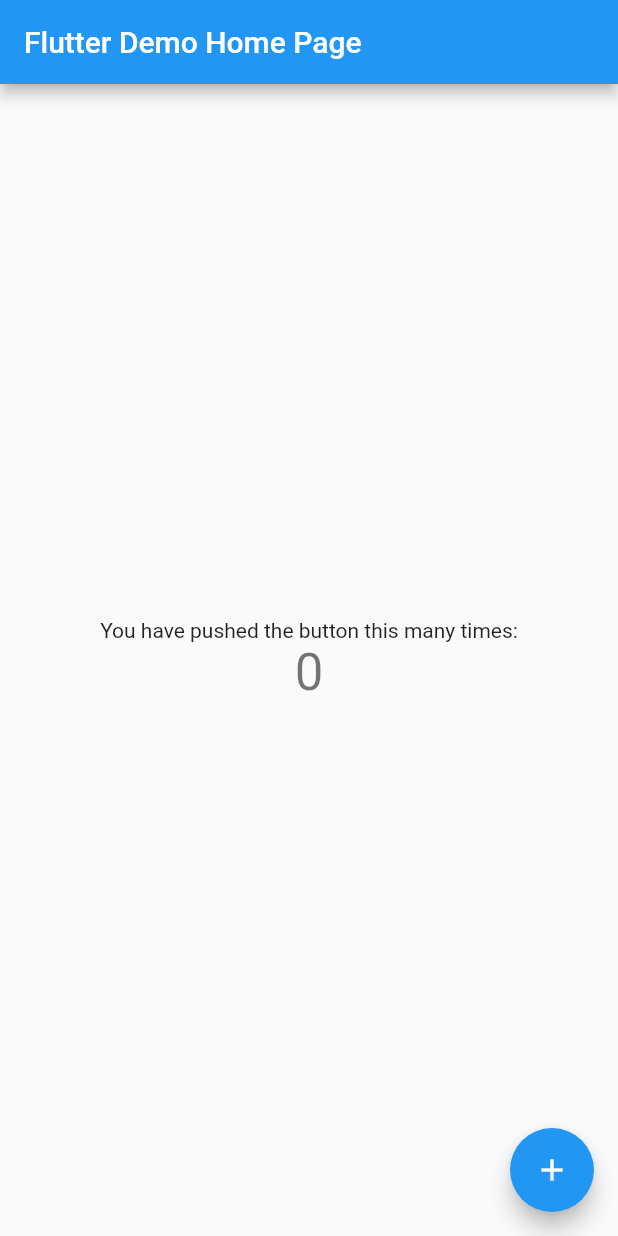
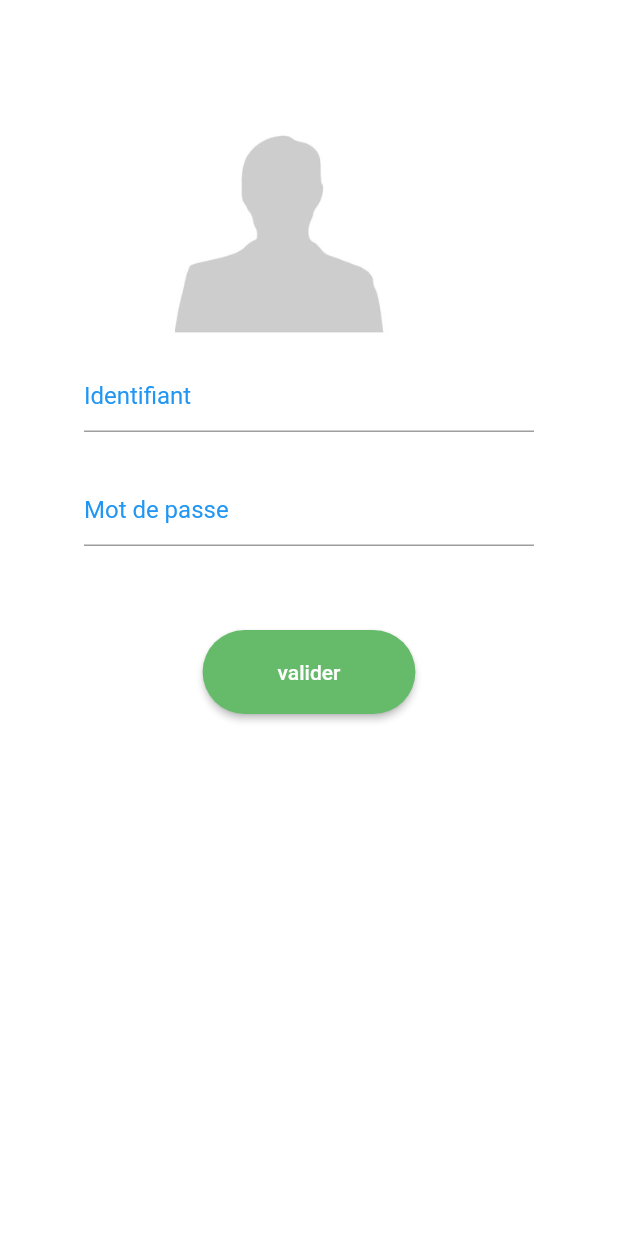
Before and after one commit to cheikhdiouf/testProjet, a Flutter app: the screen it shows after launch, on a phone screen of 412 x 824 dp. Run offline on Flutter 3.47's test engine with Material 2 defaults, Android fonts, the phone set to English and light mode, and no system bars.

Commit message:
creation de la page de connexion

```diff
--- a/lib/main.dart
+++ b/lib/main.dart
@@ -1,4 +1,8 @@
 import 'package:flutter/material.dart';
+import 'package:projet/ui/adress.dart';
+import 'package:projet/ui/connexion.dart';
+import 'package:projet/ui/qrcode.dart';
+
 
 void main() {
   runApp(MyApp());
@@ -11,104 +15,18 @@
     return MaterialApp(
       title: 'Flutter Demo',
       theme: ThemeData(
-        // This is the theme of your application.
-        //
-        // Try running your application with "flutter run". You'll see the
-        // application has a blue toolbar. Then, without quitting the app, try
-        // changing the primarySwatch below to Colors.green and then invoke
-        // "hot reload" (press "r" in the console where you ran "flutter run",
-        // or simply save your changes to "hot reload" in a Flutter IDE).
-        // Notice that the counter didn't reset back to zero; the application
-        // is not restarted.
+
         primarySwatch: Colors.blue,
       ),
       debugShowCheckedModeBanner: false,
-      home: MyHomePage(title: 'Flutter Demo Home Page'),
+      home:Login(),
+
+
+      routes: <String, WidgetBuilder>{
+        '/qrcode': (BuildContext context) => Qrcode(),
+        '/adresse': (BuildContext context) => Adresse(),
+
+      },
     );
   }
 }
-
-class MyHomePage extends StatefulWidget {
-  MyHomePage({Key? key, required this.title}) : super(key: key);
-
-  // This widget is the home page of your application. It is stateful, meaning
-  // that it has a State object (defined below) that contains fields that affect
-  // how it looks.
-
-  // This class is the configuration for the state. It holds the values (in this
-  // case the title) provided by the parent (in this case the App widget) and
-  // used by the build method of the State. Fields in a Widget subclass are
-  // always marked "final".
-
-  final String title;
-
-  @override
-  _MyHomePageState createState() => _MyHomePageState();
-}
-
-class _MyHomePageState extends State<MyHomePage> {
-  int _counter = 0;
-
-  void _incrementCounter() {
-    setState(() {
-      // This call to setState tells the Flutter framework that something has
-      // changed in this State, which causes it to rerun the build method below
-      // so that the display can reflect the updated values. If we changed
-      // _counter without calling setState(), then the build method would not be
-      // called again, and so nothing would appear to happen.
-      _counter++;
-    });
-  }
-
-  @override
-  Widget build(BuildContext context) {
-    // This method is rerun every time setState is called, for instance as done
-    // by the _incrementCounter method above.
-    //
-    // The Flutter framework has been optimized to make rerunning build methods
-    // fast, so that you can just rebuild anything that needs updating rather
-    // than having to individually change instances of widgets.
-    return Scaffold(
-      appBar: AppBar(
-        // Here we take the value from the MyHomePage object that was created by
-        // the App.build method, and use it to set our appbar title.
-        title: Text(widget.title),
-      ),
-      body: Center(
-        // Center is a layout widget. It takes a single child and positions it
-        // in the middle of the parent.
-        child: Column(
-          // Column is also a layout widget. It takes a list of children and
-          // arranges them vertically. By default, it sizes itself to fit its
-          // children horizontally, and tries to be as tall as its parent.
-          //
-          // Invoke "debug painting" (press "p" in the console, choose the
-          // "Toggle Debug Paint" action from the Flutter Inspector in Android
-          // Studio, or the "Toggle Debug Paint" command in Visual Studio Code)
-          // to see the wireframe for each widget.
-          //
-          // Column has various properties to control how it sizes itself and
-          // how it positions its children. Here we use mainAxisAlignment to
-          // center the children vertically; the main axis here is the vertical
-          // axis because Columns are vertical (the cross axis would be
-          // horizontal).
-          mainAxisAlignment: MainAxisAlignment.center,
-          children: <Widget>[
-            Text(
-              'You have pushed the button this many times:',
-            ),
-            Text(
-              '$_counter',
-              style: Theme.of(context).textTheme.headline4,
-            ),
-          ],
-        ),
-      ),
-      floatingActionButton: FloatingActionButton(
-        onPressed: _incrementCounter,
-        tooltip: 'Increment',
-        child: Icon(Icons.add),
-      ), // This trailing comma makes auto-formatting nicer for build methods.
-    );
-  }
-}
--- /dev/null
+++ b/lib/ui/connexion.dart
@@ -0,0 +1,108 @@
+import 'package:flutter/material.dart';
+
+class Login extends StatefulWidget {
+  const Login({Key? key}) : super(key: key);
+
+  @override
+  State<Login> createState() => _LoginState();
+}
+
+class _LoginState extends State<Login> {
+  @override
+  Widget build(BuildContext context) {
+    return Scaffold(
+      resizeToAvoidBottomInset: false,
+      backgroundColor: Colors.white,
+      appBar: AppBar(
+
+        elevation: 0,
+        brightness: Brightness.light,
+        backgroundColor: Colors.white,
+
+      ),
+      body: Column
+      (
+
+        mainAxisSize: MainAxisSize.max,
+        children: [
+          Column(
+            children: [
+              Row(
+                // mainAxisSize: MainAxisSize.max,
+                children: [
+                  Container(
+                    alignment: AlignmentDirectional.center,
+                    margin: EdgeInsets.fromLTRB(105, 20, 50, 0),
+                    height: 160,
+                    width: 160,
+                    child: new Image.asset('assets/images/c982b0a21ed2f3c540da81565e2f7121f921e3c5.png'),
+                  )
+                ],
+              ),
+              Padding(
+                padding: EdgeInsets.symmetric(horizontal: 40),
+                child: Column(
+                  children: [
+                    ListTile(
+                      title: TextField(
+                        decoration: InputDecoration(
+                          hintText: "Identifiant",
+                          hintStyle: TextStyle(
+                            color: Colors.blue, // <-- Change this
+                            fontWeight: FontWeight.w400,
+                            fontStyle: FontStyle.normal,
+                          ),
+                        ),
+                      ),
+                    ),
+                    SizedBox(
+                      height: 20,
+                    ),
+                    ListTile(
+                      title: TextField(
+                        decoration: InputDecoration(
+                          hintText: "Mot de passe",
+                          hintStyle: TextStyle(
+                            color: Colors.blue, // <-- Change this
+                            fontWeight: FontWeight.w400,
+                            fontStyle: FontStyle.normal,
+
+                          ),
+                        ),
+                      ),
+                    ),
+                  ],
+                ),
+              ),
+              SizedBox(
+                height: 40,
+              ),
+              SizedBox(
+                height: 12,
+              ),
+              ElevatedButton(
+                child: Text("valider"),
+                 onPressed: () {
+                      //Navigator.pushNamed(context, '/changePasswd');
+                      Navigator.of(context).pushNamed('/qrcode');
+                    },
+                style: ElevatedButton.styleFrom(
+                  padding:
+                      const EdgeInsets.symmetric(horizontal: 50, vertical: 20),
+                  primary: Colors.green[400],
+                  onPrimary: Colors.white,
+                  shape: RoundedRectangleBorder(
+                    borderRadius: BorderRadius.circular(32.0),
+                  ),
+                ),
+              )
+            ],
+          ),
+        ],
+      ),
+
+
+
+    );
+  }
+}
--- a/pubspec.yaml
+++ b/pubspec.yaml
@@ -45,7 +45,9 @@
   uses-material-design: true
 
   # To add assets to your application, add an assets section, like this:
-  # assets:
+  assets:
+      - assets/images/c982b0a21ed2f3c540da81565e2f7121f921e3c5.png
+      - assets/images/80f276c903995b9c63decfcccb01ba22e198b73e.png
   #   - images/a_dot_burr.jpeg
   #   - images/a_dot_ham.jpeg
 
```
Also changed, not shown: lib/ui/adress.dart (added, +174 -0 lines), lib/ui/qrcode.dart (added, +64 -0 lines), lib/ui/scanner.dart (added, +28 -0 lines), assets/images/05c8944d5d63593bcb9d1c3c29e36eabf19594ee.png (added), assets/images/5106630ee91e6fd3c1a4f15303b5fc0ac68b170e.png (added), assets/images/80f276c903995b9c63decfcccb01ba22e198b73e.png (added), assets/images/9d3e6b1446f991b7765e6d585dc78e725dcc7f96.png (added), assets/images/c982b0a21ed2f3c540da81565e2f7121f921e3c5.png (added), assets/images/d902a4d99de697fce69f4384c8dab8dc842a234f.png (added), assets/images/f7873fe3bef5917129119ba893499c015fc881c5.png (added), assets/images/index.png (added), 2 other files.
